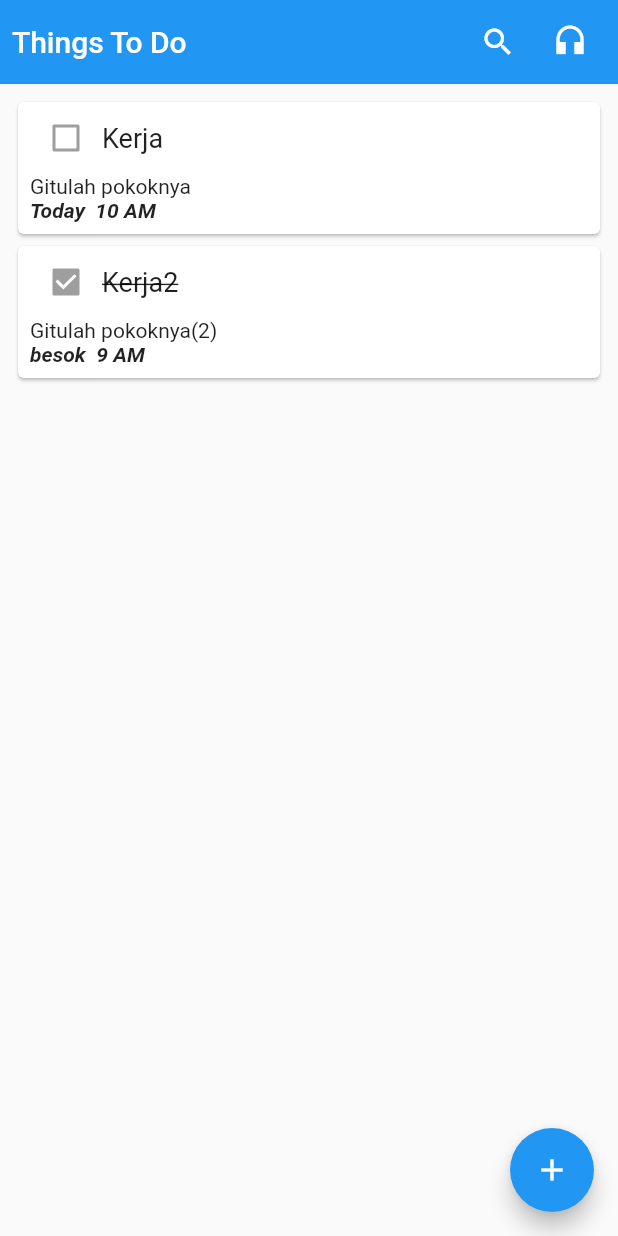
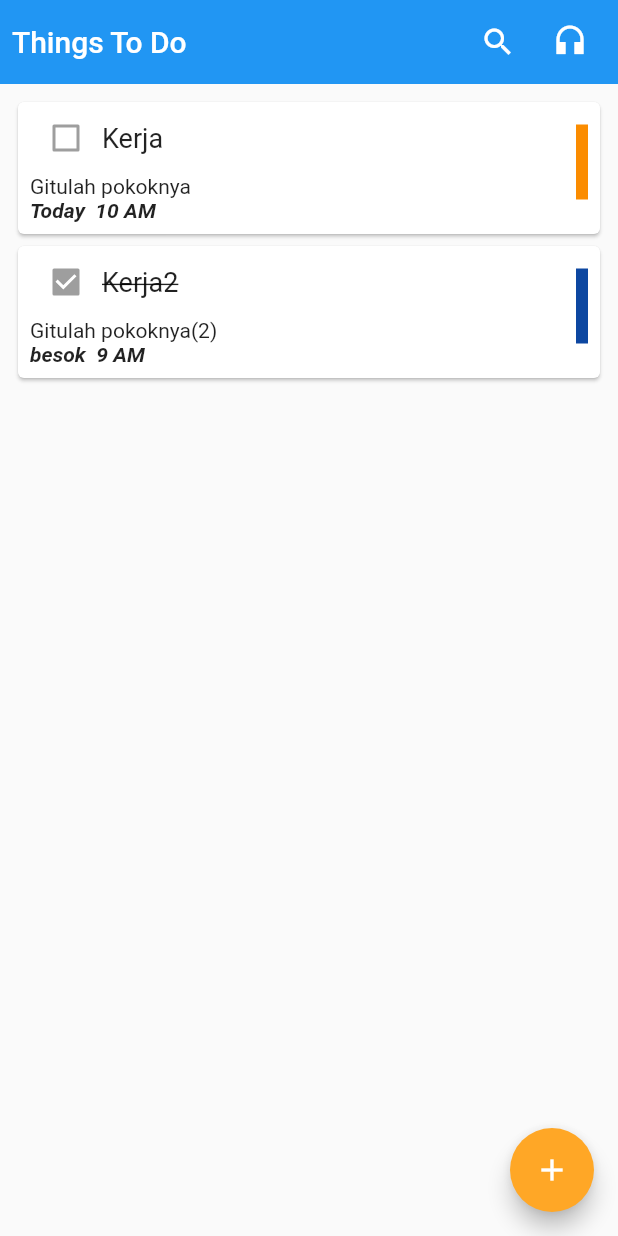
Before and after one commit to Ernestgio/todolist-flutter, a Flutter app: the screen it shows after launch, on a phone screen of 412 x 824 dp. Run offline on Flutter 3.47's test engine with Material 2 defaults, Android fonts, the phone set to English and light mode, and no system bars.

Commit message:
initial commit

```diff
--- a/lib/home_page.dart
+++ b/lib/home_page.dart
@@ -1,4 +1,6 @@
 import 'package:flutter/material.dart';
+// import 'package:sqf'
+
 import 'package:todolist/others.dart';
 import 'package:todolist/todo.dart';
 import 'package:todolist/todo_card.dart';
@@ -11,7 +13,7 @@ class HomePage extends StatefulWidget {
 class _HomePageState extends State<HomePage> {
 
   List<Todo> displayedTodos = [
-    Todo(name:"Kerja",todoDate: "Today",todoTime: "10 AM", description: "Gitulah pokoknya", colorTag: Todo.BLUE_COLOR, isFinalized: false),
+    Todo(name:"Kerja",todoDate: "Today",todoTime: "10 AM", description: "Gitulah pokoknya", colorTag: Todo.ORANGE_COLOR, isFinalized: false),
     Todo(name:"Kerja2",todoDate: "besok",todoTime: "9 AM", description: "Gitulah pokoknya(2)", colorTag: Todo.BLUE_COLOR, isFinalized: true)
   ];
 
@@ -37,8 +39,11 @@ class _HomePageState extends State<HomePage> {
           )
         ),
         floatingActionButton: FloatingActionButton(
-          onPressed: null,
-          child: Icon(Icons.add)
+          backgroundColor: Colors.orange[400],
+          onPressed: (){
+            Navigator.pushReplacementNamed(context, '/detail');
+          },
+          child: Icon(Icons.add),
         ),
     );
   }
--- a/lib/main.dart
+++ b/lib/main.dart
@@ -4,10 +4,11 @@ import 'package:todolist/detail_page.dart';
 
 void main() {
   runApp(MaterialApp(
+    debugShowCheckedModeBanner: false,
     initialRoute: '/',
     routes: {
       '/': (context) => HomePage(),
-      'detail': (context) => DetailPage(),
+      '/detail': (context) => DetailPage(),
     }
   ));
 }
--- a/lib/others.dart
+++ b/lib/others.dart
@@ -51,7 +51,6 @@ class DetailPageAppBar extends StatelessWidget{
   Widget build(BuildContext context) {
     return Container(
         height: 56.0, // in logical pixels
-        padding: const EdgeInsets.symmetric(horizontal: 8.0),
         decoration: BoxDecoration(color: Colors.blue[500]),
         // Row is a horizontal, linear layout.
         child: Row(
@@ -63,7 +62,7 @@ class DetailPageAppBar extends StatelessWidget{
                 color: Colors.white,
               ),
               tooltip: 'Back',
-              onPressed: null,
+              onPressed: () => Navigator.pushReplacementNamed(context, '/'),
             ),
             Expanded(
               child: Text(
--- a/lib/todo.dart
+++ b/lib/todo.dart
@@ -19,15 +19,12 @@ class Todo {
     if (colorTag == GREEN_COLOR){
       return Colors.green[700];
     }
-    else if (colorTag == ORANGE_COLOR){
+    else if (colorTag == Todo.ORANGE_COLOR){
       return Colors.orange[600];
     }
     else if (colorTag == BLUE_COLOR){
-      return Colors.blueAccent[900];
+      return Colors.blue[900];
     }
-    else{
-      return Colors.yellow;
-    }
+    return Colors.orange;
   }
-
 }
--- a/lib/todo_card.dart
+++ b/lib/todo_card.dart
@@ -8,6 +8,7 @@ class TodoCard extends StatelessWidget {
   @override
   Widget build(BuildContext context) {
     return Card(
+        clipBehavior: Clip.antiAlias,
         child: Padding(
           padding: EdgeInsets.only(left: 8.0, right: 8.0, bottom: 8.0),
           child: Row(
@@ -18,7 +19,11 @@ class TodoCard extends StatelessWidget {
                   children: <Widget> [
                     Row(
                       children: <Widget> [
-                        Checkbox(value: todo.isFinalized, onChanged: null),
+                        Checkbox(
+                            value: todo.isFinalized,
+                            onChanged: null,
+                            activeColor: Colors.orange[400],
+                        ),
                         Text(
                           todo.name,
                           style: TextStyle(
@@ -39,6 +44,11 @@ class TodoCard extends StatelessWidget {
                   ],
                 ),
               ),
+            Container(
+              height: 50,
+              width: 8.0,
+              color: todo.getColor(),
+            ),
             ],
           ),
         )
--- a/pubspec.yaml
+++ b/pubspec.yaml
@@ -23,6 +23,7 @@ environment:
 dependencies:
   flutter:
     sdk: flutter
+  sqflite: ^1.3.0
 
 
   # The following adds the Cupertino Icons font to your application.
```
Also changed, not shown: lib/detail_page.dart (+41 -1 lines), pubspec.lock.
